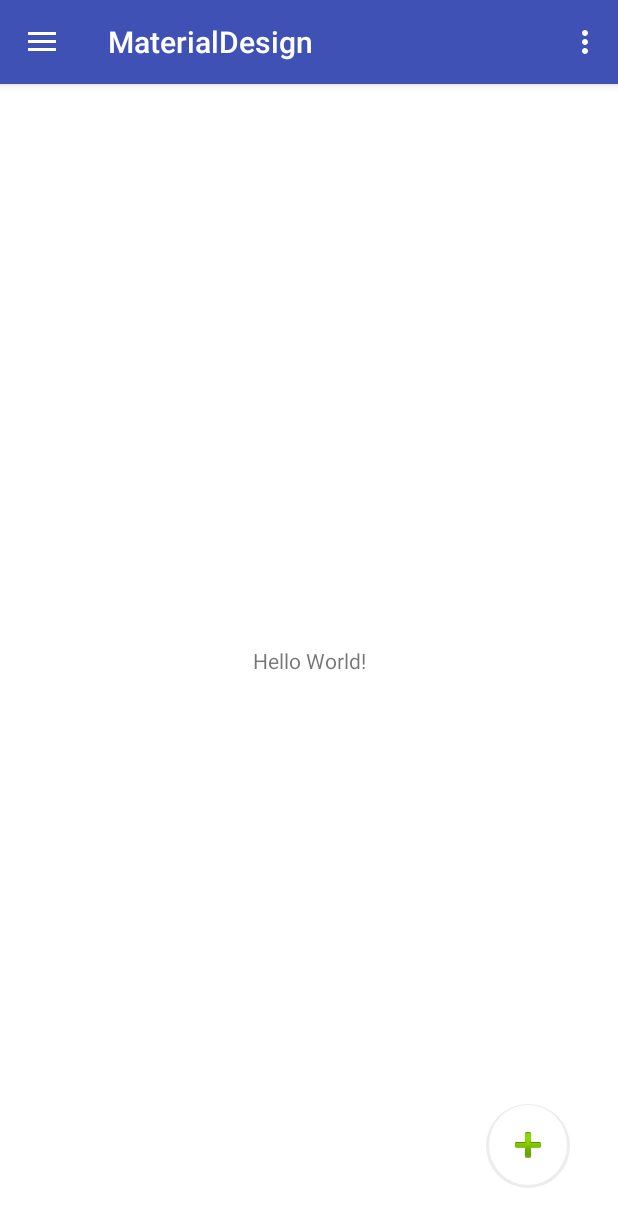
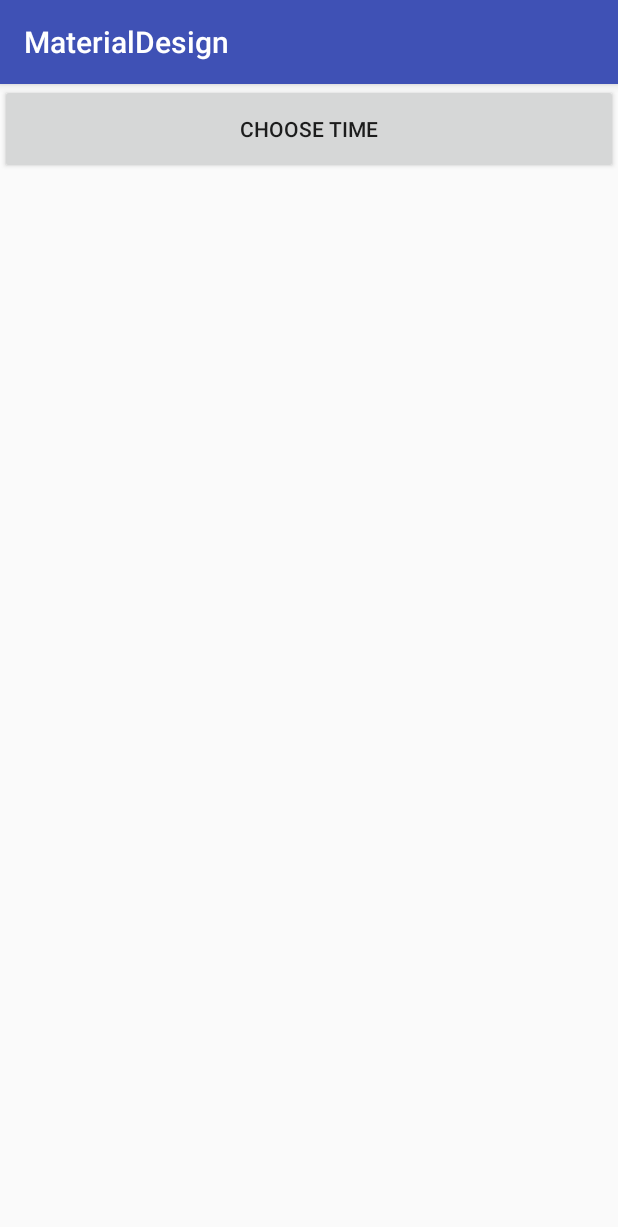
Before and after one commit to Sindorina/materialdesign, an Android app: the screen it shows after launch (MainActivity before the commit, TestActivity11 after it), in the side drawer, after a tap on "Gallery", on a phone screen of 412 x 824 dp. Shown: the top 1227 px of the screen. Run offline under Robolectric (Android 15) with nearby library versions, the phone set to English and light mode, and no system bars; libraries missing offline, so code that uses them is left out: me.weyye.hipermission; 4 statements that could not run were skipped.

```diff
--- a/app/build.gradle
+++ b/app/build.gradle
@@ -36,4 +36,5 @@ dependencies {
     implementation 'com.miguelcatalan:materialsearchview:1.4.0'
     //implementation 'com.rengwuxian.materialedittext:library:2.1.4'
     implementation 'me.weyye.hipermission:library:1.0.7'
+    implementation files('libs/AndroidPicker_1.5.6.jar')
 }
--- a/app/src/main/AndroidManifest.xml
+++ b/app/src/main/AndroidManifest.xml
@@ -34,6 +34,8 @@
             android:label="@string/app_name"
             android:theme="@style/AppTheme.NoActionBar"/>
         <activity android:name=".javaTest.TestActivity10" />
+        <activity android:name=".javaTest.TestActivity11" />
+        <activity android:name=".javaTest.DownloadTestActivity" />
     </application>
 
 </manifest>
--- a/app/src/main/java/com/materialdesign/MainActivity.java
+++ b/app/src/main/java/com/materialdesign/MainActivity.java
@@ -21,6 +21,7 @@ import android.widget.ImageButton;
 import android.widget.Toast;
 
 import com.materialdesign.javaTest.TestActivity10;
+import com.materialdesign.javaTest.TestActivity11;
 
 import java.util.ArrayList;
 import java.util.List;
@@ -103,7 +104,7 @@ public class MainActivity extends AppCompatActivity
             // Handle the camera action
             TestActivity10.start(this);
         } else if (id == R.id.nav_gallery) {
-
+            TestActivity11.start(this);
         } else if (id == R.id.nav_slideshow) {
 
         } else if (id == R.id.nav_manage) {
--- /dev/null
+++ b/app/src/main/java/com/materialdesign/javaTest/TestActivity11.java
@@ -0,0 +1,41 @@
+package com.materialdesign.javaTest;
+
+import android.app.Activity;
+import android.content.Intent;
+import android.os.Bundle;
+import android.support.annotation.Nullable;
+import android.support.v7.app.AppCompatActivity;
+import android.widget.TextView;
+
+import com.materialdesign.R;
+
+import cn.qqtheme.framework.picker.DatePicker;
+
+/**
+ * Created by Administrator on 2018/10/18
+ * 邮箱 18780569202@163.com
+ */
+public class TestActivity11 extends AppCompatActivity{
+    public static void start(Activity activity){
+        Intent intent = new Intent(activity, TestActivity11.class);
+        activity.startActivity(intent);
+    }
+    TextView textView;
+    @Override
+    protected void onCreate(@Nullable Bundle savedInstanceState) {
+        super.onCreate(savedInstanceState);
+        setContentView(R.layout.activity_test11);
+        findViewById(R.id.btn1).setOnClickListener(v -> openBottomDialog());
+        textView = findViewById(R.id.textView);
+    }
+    public void openBottomDialog(){
+
+        DatePicker picker = new DatePicker(this,0);
+        picker.setRangeStart(2000,1,1);
+        picker.setRangeEnd(2020,12,31);
+        picker.setOnDatePickListener((DatePicker.OnYearMonthDayPickListener) (s, s1, s2) -> {
+            textView.setText(s+"年"+s1+"月"+s2+"日");
+        });
+        picker.show();
+    }
+}
--- /dev/null
+++ b/app/src/main/res/layout/activity_test11.xml
@@ -0,0 +1,17 @@
+<?xml version="1.0" encoding="utf-8"?>
+<LinearLayout xmlns:android="http://schemas.android.com/apk/res/android"
+    android:layout_width="match_parent"
+    android:layout_height="match_parent"
+    android:orientation="vertical">
+    <Button
+        android:id="@+id/btn1"
+        android:layout_width="match_parent"
+        android:layout_height="60dp"
+        android:text="choose time"/>
+    <TextView
+        android:id="@+id/textView"
+        android:layout_width="match_parent"
+        android:layout_height="wrap_content"
+        android:gravity="center"/>
+
+</LinearLayout>
--- a/build.gradle
+++ b/build.gradle
@@ -6,6 +6,7 @@ buildscript {
         google()
         jcenter()
         maven { url "https://dl.bintray.com/drummer-aidan/maven/" }
+        maven { url "https://jitpack.io" }
     }
     dependencies {
         classpath 'com.android.tools.build:gradle:3.1.4'
```
Also changed, not shown: app/src/main/java/com/materialdesign/javaTest/CountDownTimerPro.java (added, +23 -0 lines), app/src/main/java/com/materialdesign/javaTest/DownloadTestActivity.java (added, +36 -0 lines), app/src/main/java/com/materialdesign/javaTest/T1.java (+9 -0 lines), app/src/main/res/layout/activity_download.xml (added, +24 -0 lines), app/libs/AndroidPicker_1.5.6.jar (added).
